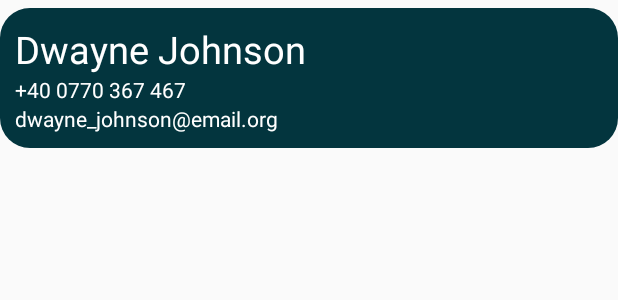
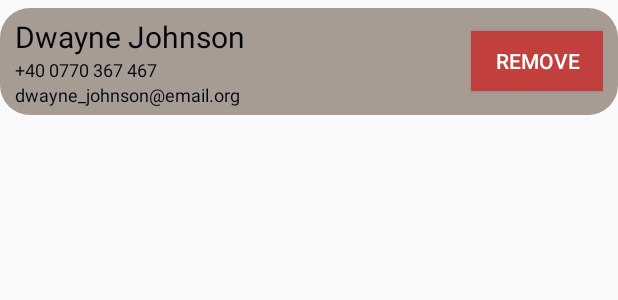
Before and after one commit to Burbon13/StaySafe, an Android app: the layout card_fragment_settings_contact.xml on its own in the app's theme, with its tools: preview values and no code run, on a phone screen of 412 x 824 dp. Shown: the top 300 px of the screen. Run offline under Robolectric (Android 15) with nearby library versions, the phone set to English and light mode, and no system bars.

Commit message:
Prettier contact cards with removal button

```diff
--- a/app/src/main/res/drawable/shape_fragment_settings_contact_card.xml
+++ b/app/src/main/res/drawable/shape_fragment_settings_contact_card.xml
@@ -4,7 +4,7 @@
         android:shape="rectangle">
 
     <solid
-            android:color="@color/black_blue_p2">
+            android:color="@color/gray_p2">
     </solid>
 
     <corners
--- a/app/src/main/res/layout/card_fragment_settings_contact.xml
+++ b/app/src/main/res/layout/card_fragment_settings_contact.xml
@@ -1,34 +1,61 @@
 <?xml version="1.0" encoding="utf-8"?>
-<LinearLayout xmlns:android="http://schemas.android.com/apk/res/android"
+<RelativeLayout xmlns:android="http://schemas.android.com/apk/res/android"
         xmlns:tools="http://schemas.android.com/tools"
         android:layout_width="match_parent"
         android:layout_height="wrap_content"
+        android:layout_marginTop="5dp"
         android:layout_marginBottom="5dp"
-        android:layout_marginTop="5dp"
         android:background="@drawable/shape_fragment_settings_contact_card"
+        android:paddingStart="10dp"
+        android:paddingLeft="10dp"
+        android:paddingTop="5dp"
+        android:paddingEnd="10dp"
+        android:paddingRight="10dp"
+        android:paddingBottom="5dp">
+
+    <LinearLayout
+            android:layout_width="wrap_content"
+            android:layout_alignParentLeft="true"
+            android:layout_alignParentStart="true"
+            android:layout_height="wrap_content"
             android:orientation="vertical"
-        android:padding="10dp">
+            android:layout_toStartOf="@id/delete_contact_button"
+            android:layout_toLeftOf="@id/delete_contact_button">
 
         <TextView
                 android:id="@+id/text_view_name"
                 android:layout_width="match_parent"
                 android:layout_height="wrap_content"
-            android:textColor="@color/white"
-            android:textSize="25sp"
+                android:textColor="@color/black_p2"
+                android:textSize="20sp"
                 tools:text="Dwayne Johnson" />
 
         <TextView
                 android:id="@+id/text_view_phone"
                 android:layout_width="match_parent"
                 android:layout_height="wrap_content"
-            android:textColor="@color/white"
+                android:textColor="@color/black_p2"
+                android:textSize="12sp"
                 tools:text="+40 0770 367 467" />
 
         <TextView
                 android:id="@+id/text_view_email"
                 android:layout_width="match_parent"
                 android:layout_height="wrap_content"
+                android:textColor="@color/black_p2"
+                android:textSize="12sp"
+                tools:text="dwayne_johnson@email.org" />
+    </LinearLayout>
+
+    <Button
+            android:id="@+id/delete_contact_button"
+            android:layout_width="wrap_content"
+            android:layout_height="40dp"
+            android:layout_alignParentRight="true"
+            android:layout_alignParentEnd="true"
+            android:background="@color/red_p2"
             android:textColor="@color/white"
-            tools:text="dwayne_johnson@email.org" />
+            android:layout_centerVertical="true"
+            android:text="@string/remove_contact_card_string_button"/>
 
-</LinearLayout>
+</RelativeLayout>
--- a/app/src/main/res/values/strings.xml
+++ b/app/src/main/res/values/strings.xml
@@ -22,4 +22,5 @@
     <string name="phone_example">+40 0770 999 999</string>
     <string name="email_example">e.g. stay_safe@email.org</string>
     <string name="add_contact_button_text">Add contact</string>
+    <string name="remove_contact_card_string_button">Remove</string>
 </resources>
```
Lines whose indentation alone changed are shown as unchanged.
